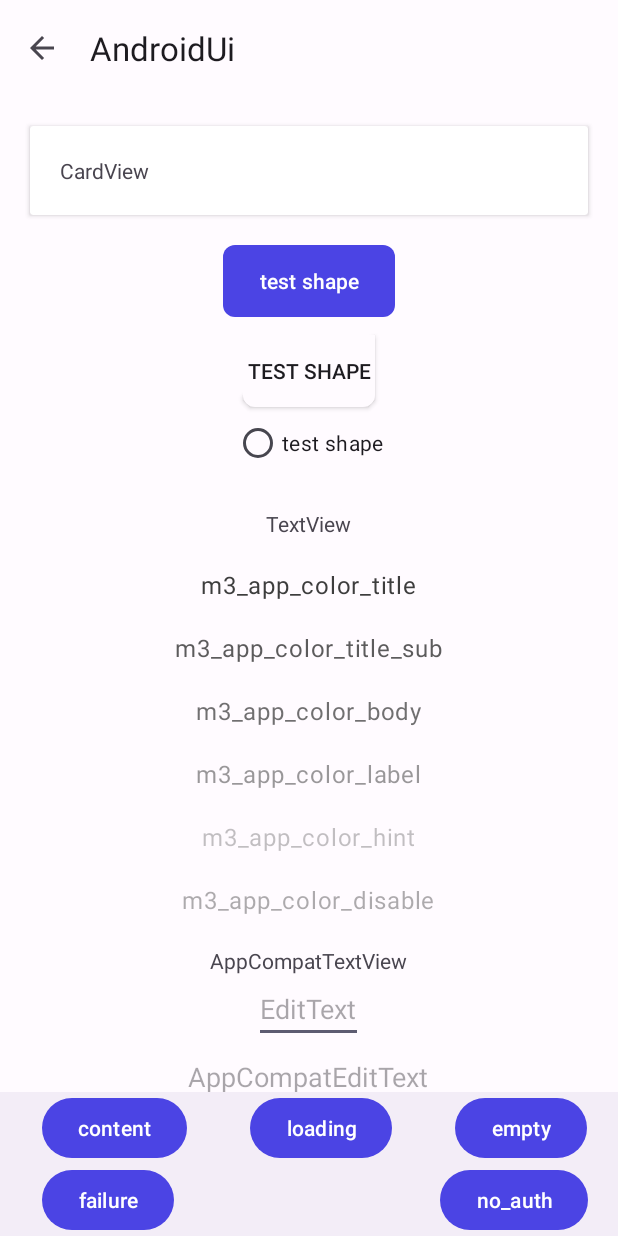
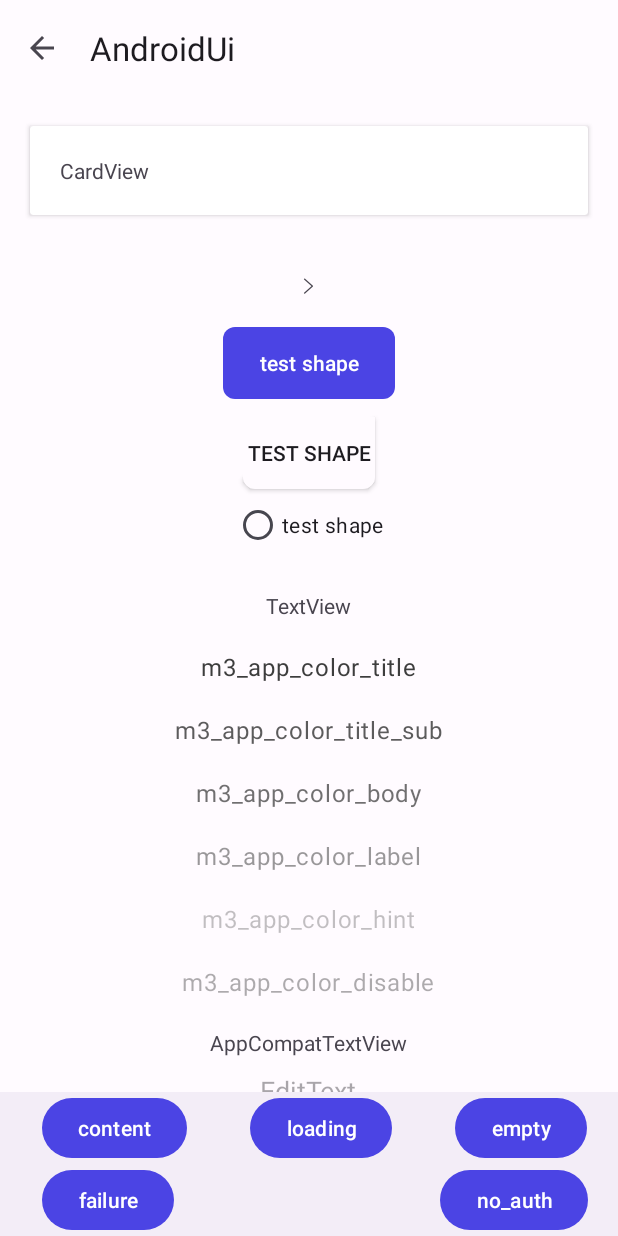
Before and after one commit to laorencel/AndroidUi, an Android app: the TestButtonActivity screen opened directly, with no data from a screen before it, on a phone screen of 412 x 824 dp. Run offline under Robolectric (Android 15) with nearby library versions, the phone set to English and light mode, and no system bars; our stand-ins replace FlexboxLayout, RxJava, data binding; 1 statement that could not run was skipped.

Commit message:
修改Pagination; 修改FontIconTextView;

```diff
--- a/app/src/main/res/layout/activity_test_m3_button.xml
+++ b/app/src/main/res/layout/activity_test_m3_button.xml
@@ -18,7 +18,14 @@
                     android:layout_height="wrap_content"
                     android:layout_margin="@dimen/dp_20"
                     android:text="CardView" />
+
             </androidx.cardview.widget.CardView>
+
+            <com.laorencel.uilibrary.widget.FontIconTextView
+                android:layout_width="wrap_content"
+                android:layout_height="wrap_content"
+                android:layout_margin="@dimen/dp_20"
+                android:text="@string/font_icon_arrow_right" />
 
             <Button
                 android:layout_width="wrap_content"
--- a/uilibrary/src/main/java/com/laorencel/uilibrary/widget/FontIconTextView.java
+++ b/uilibrary/src/main/java/com/laorencel/uilibrary/widget/FontIconTextView.java
@@ -8,6 +8,8 @@ import android.widget.TextView;
 
 import androidx.annotation.Nullable;
 
+import com.laorencel.uilibrary.R;
+
 /**
  * 简单封装，在代码中使用时就不需要再设置Typeface了
  */
@@ -15,14 +17,17 @@ import androidx.annotation.Nullable;
 public class FontIconTextView extends TextView {
     public FontIconTextView(Context context) {
         super(context);
+        init(context);
     }
 
     public FontIconTextView(Context context, @Nullable AttributeSet attrs) {
         super(context, attrs);
+        init(context);
     }
 
     public FontIconTextView(Context context, @Nullable AttributeSet attrs, int defStyleAttr) {
         super(context, attrs, defStyleAttr);
+        init(context);
     }
 
     public FontIconTextView(Context context, @Nullable AttributeSet attrs, int defStyleAttr, int defStyleRes) {
@@ -39,6 +44,7 @@ public class FontIconTextView extends TextView {
         //设置字体图标
         Typeface font = Typeface.createFromAsset(context.getAssets(), "iconfont.ttf");
         this.setTypeface(font);
+//        setText(getResources().getString(R.string.font_icon_add));
 
         //正常的写法（只是代码中，xml中不需要）
 //        Typeface font = Typeface.createFromAsset(getAssets(), "iconfont.ttf");
--- a/uilibrary/src/main/res/values/strings.xml
+++ b/uilibrary/src/main/res/values/strings.xml
@@ -1,5 +1,4 @@
 <resources>
-<!--    <string name="app_name">AndroidUi</string>-->
 <!--    <string name="app_name">AndroidUi</string>-->
 
 </resources>
```
Also changed, not shown: app/src/main/java/com/laorencel/ui/test/m3/button/TestButtonActivity.java (+1 -0 lines), uilibrary/src/main/java/com/laorencel/uilibrary/bean/Pagination.java (+4 -3 lines).
